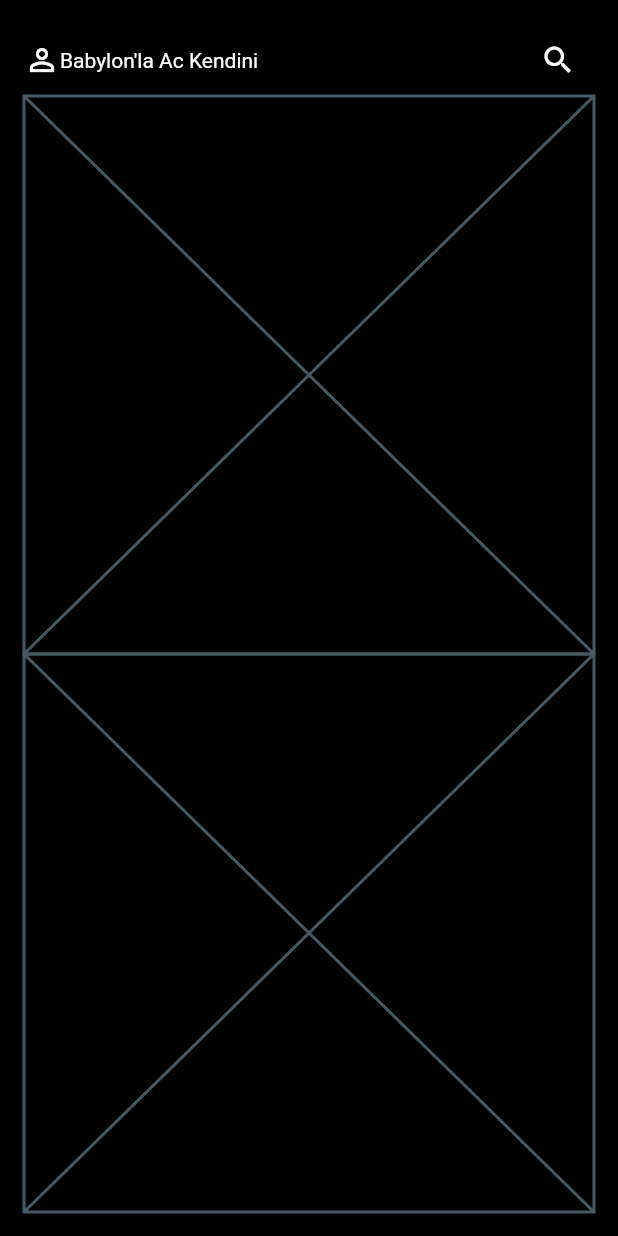
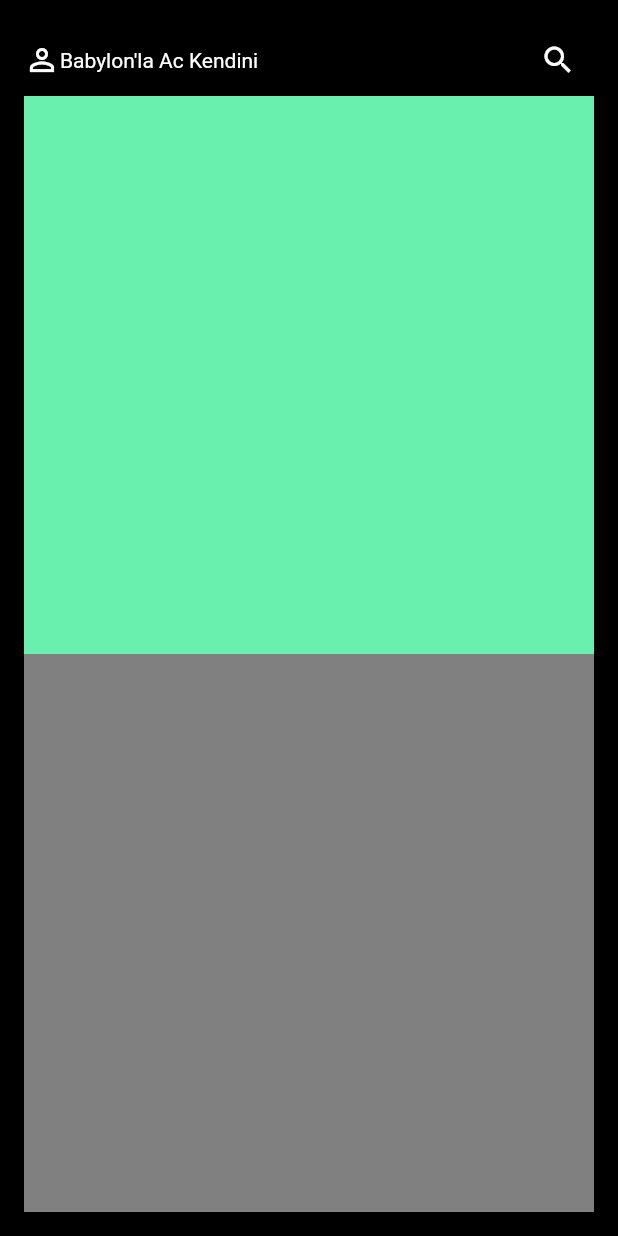
Before and after one commit to JAICHANGPARK/flutter_notebook_17th_story, a Flutter app: the screen it shows after launch, on a phone screen of 412 x 824 dp. Run offline on Flutter 3.47's test engine with Material 2 defaults, Android fonts, the phone set to English and light mode, and no system bars; our stand-ins replace cached_network_image, fl_chart, flutter_riverpod, ionicons, percent_indicator.

Commit message:
Update babylon_main_page.dart

```diff
--- a/lib/ep1009_badylon_app/src/ui/babylon_main_page.dart
+++ b/lib/ep1009_badylon_app/src/ui/babylon_main_page.dart
@@ -39,8 +39,16 @@ class _BabylonMainPageState extends State<BabylonMainPage> {
               ),
               Expanded(child: Column(
                 children: [
-                  Expanded(child: Placeholder()),
-                  Expanded(child: Placeholder()),
+                  Expanded(child: Container(
+                    decoration: BoxDecoration(
+                      color: Colors.greenAccent
+                    ),
+                  )),
+                  Expanded(child: Container(
+                    decoration: BoxDecoration(
+                        color: Colors.white.withOpacity(0.5)
+                    ),
+                  )),
                 ],
               )),
             ],
```
